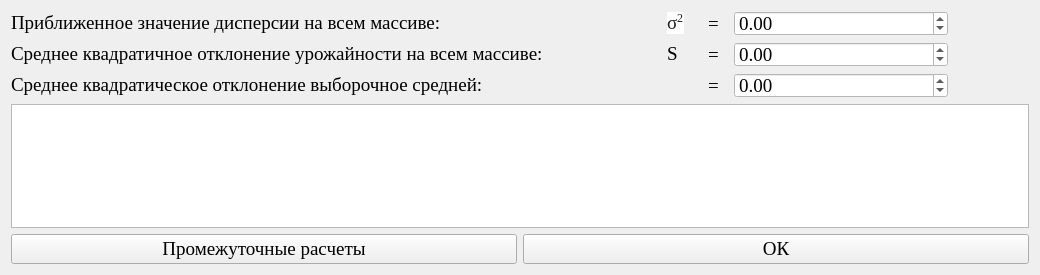
The window that files/ResultWindow.ui (Vovadoes/ESBYDPASC) describes before a commit, drawn with Qt 5.
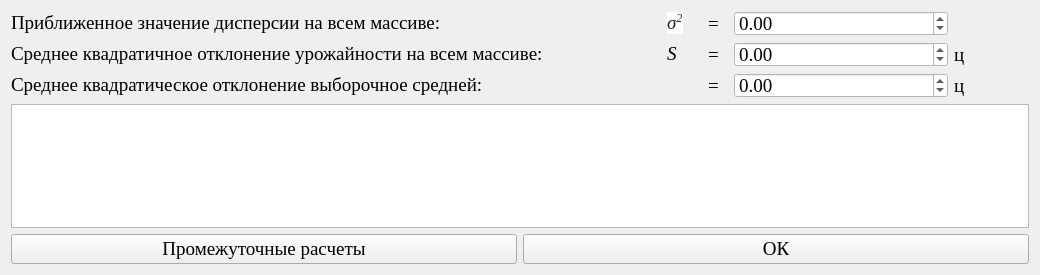
The same window after the commit. Icons and pictures are not drawn.

```diff
--- a/files/ResultWindow.ui
+++ b/files/ResultWindow.ui
@@ -169,6 +169,7 @@
           <font>
            <family>Times New Roman</family>
            <pointsize>14</pointsize>
+           <italic>true</italic>
           </font>
          </property>
          <property name="text">
@@ -294,7 +295,7 @@
           </font>
          </property>
          <property name="text">
-          <string/>
+          <string>ц</string>
          </property>
         </widget>
        </item>
@@ -316,6 +317,7 @@
           <font>
            <family>Times New Roman</family>
            <pointsize>14</pointsize>
+           <italic>true</italic>
           </font>
          </property>
          <property name="text">
@@ -441,7 +443,7 @@
           </font>
          </property>
          <property name="text">
-          <string/>
+          <string>ц</string>
          </property>
         </widget>
        </item>
```
Left out of the diff: 1 changed line with no effect on the pictures.
